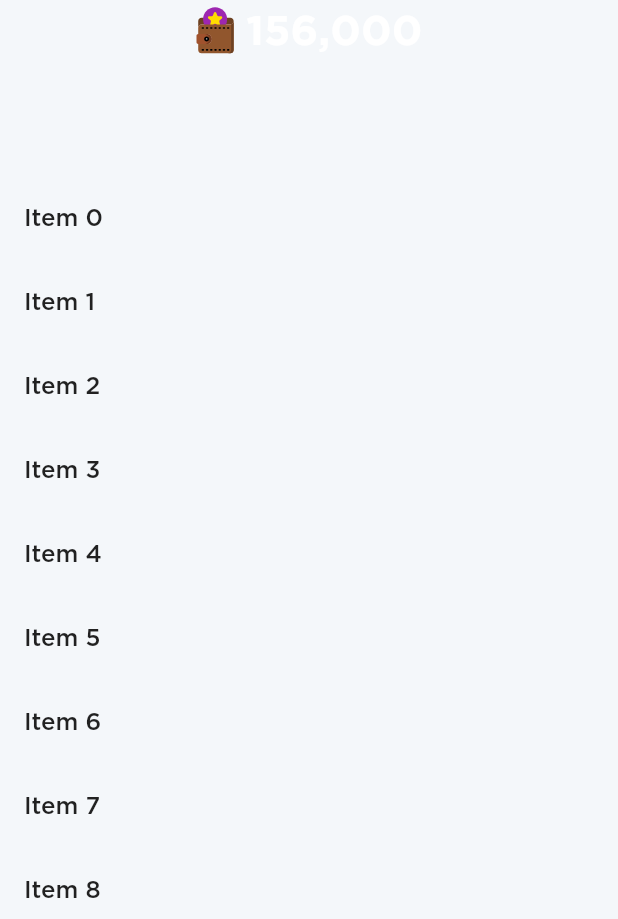
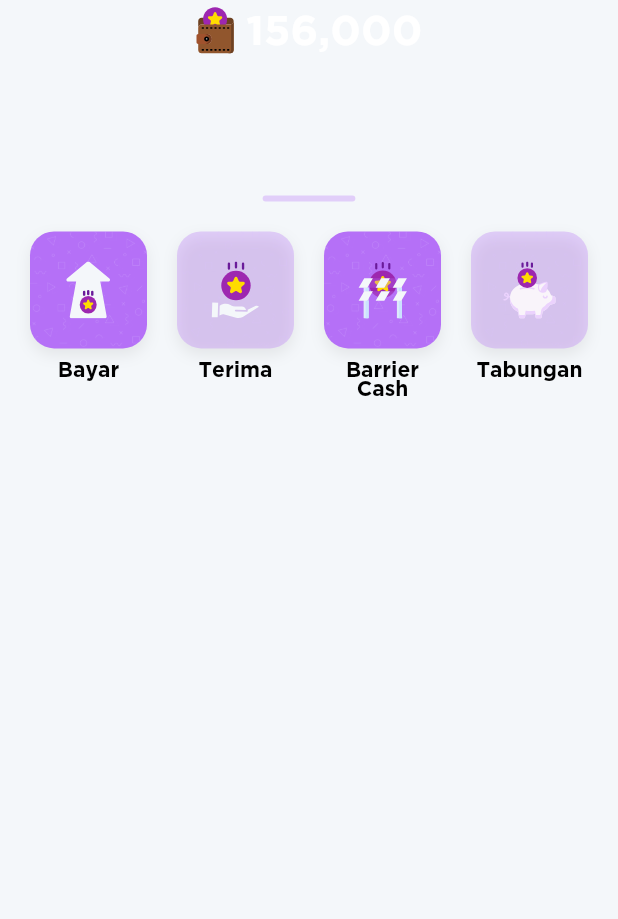
Before and after one commit to Fintch-team/fintch, a Flutter app: the HomePage widget shown alone on an empty page, opened directly, on a phone screen of 412 x 824 dp, the part 317-1236 px from its top. Run offline on Flutter 3.47's test engine with Material 2 defaults, Android fonts, the phone set to English and light mode, and no system bars; drawn by our look-alikes of percent_indicator; our stand-ins replace flutter_bloc, flutter_svg, get_storage; accounts and stored records are empty; network calls fail.

Commit message:
create feature list

```diff
--- a/lib/presentation/pages/base_page/home_page.dart
+++ b/lib/presentation/pages/base_page/home_page.dart
@@ -166,17 +166,104 @@ class HomePage extends StatelessWidget {
               borderRadius: BorderRadius.vertical(top: Radius.circular(20)),
               color: AppTheme.scaffold,
             ),
-            child: ListView.builder(
+            child: SingleChildScrollView(
               controller: scrollController,
               physics: BouncingScrollPhysics(),
-              itemCount: 25,
-              itemBuilder: (BuildContext context, int index) {
-                return ListTile(title: Text('Item $index'));
-              },
+              child: Column(
+                mainAxisSize: MainAxisSize.min,
+                children: [
+                  _bottomSheetLine(context),
+                  SizedBox(height: Helper.normalPadding),
+                  _listFeature(),
+                ],
+              ),
             ),
           );
         },
       ),
     );
   }
+
+  Widget _bottomSheetLine(BuildContext context) {
+    return Container(
+      alignment: Alignment.topCenter,
+      decoration: BoxDecoration(
+        borderRadius: BorderRadius.circular(8),
+        color: AppTheme.purpleOpacity,
+      ),
+      margin: EdgeInsets.only(top: Helper.smallPadding),
+      width: MediaQuery.of(context).size.width * 0.15,
+      height: 4,
+    );
+  }
+
+  Widget _listFeature() {
+    return Container(
+      margin: EdgeInsets.symmetric(horizontal: Helper.normalPadding),
+      child: Row(
+        mainAxisAlignment: MainAxisAlignment.spaceEvenly,
+        crossAxisAlignment: CrossAxisAlignment.start,
+        children: [
+          _featureItem(
+            name: 'Bayar',
+            assetName: Resources.icPay,
+          ),
+          SizedBox(width: 20),
+          _featureItem(
+            name: 'Terima',
+            assetName: Resources.icReceive,
+            isOpacity: true,
+          ),
+          SizedBox(width: 20),
+          _featureItem(
+            name: 'Barrier Cash',
+            assetName: Resources.icBarrierCash,
+          ),
+          SizedBox(width: 20),
+          _featureItem(
+            name: 'Tabungan',
+            assetName: Resources.icSaving,
+            isOpacity: true,
+          ),
+        ],
+      ),
+    );
+  }
+
+  Widget _featureItem({
+    bool isOpacity: false,
+    required String name,
+    required String assetName,
+  }) {
+    return Expanded(
+      child: Column(
+        mainAxisSize: MainAxisSize.min,
+        crossAxisAlignment: CrossAxisAlignment.center,
+        children: [
+          AspectRatio(
+            aspectRatio: 1,
+            child: Container(
+              decoration: BoxDecoration(
+                color: isOpacity ? AppTheme.purpleOpacity : AppTheme.purple,
+                image: DecorationImage(
+                  image: AssetImage(Resources.bgPatternPng),
+                  fit: BoxFit.cover,
+                ),
+                borderRadius: BorderRadius.circular(16),
+                boxShadow: Helper.getShadow(),
+              ),
+              padding: EdgeInsets.all(20),
+              child: SvgPicture.asset(assetName),
+            ),
+          ),
+          SizedBox(height: 8),
+          Text(
+            name,
+            style: AppTheme.text2.black.bold,
+            textAlign: TextAlign.center,
+          ),
+        ],
+      ),
+    );
+  }
 }
--- a/lib/presentation/utils/constants.dart
+++ b/lib/presentation/utils/constants.dart
@@ -19,8 +19,13 @@ class Resources {
   static const String homeIllustration = '$_baseSvg/home_illustration.svg';
   static const String icExp = '$_baseSvg/ic_exp.svg';
   static const String icFintchWallet = '$_baseSvg/ic_fintch_wallet.svg';
+  static const String icPay = '$_baseSvg/pay.svg';
+  static const String icReceive = '$_baseSvg/receive.svg';
+  static const String icBarrierCash = '$_baseSvg/barrier_cash.svg';
+  static const String icSaving = '$_baseSvg/saving.svg';
 
   // IMAGE ASSETS
+  static const String bgPatternPng = '$_baseImg/bg_pattern.png';
 
   // JSON ASSETS
 
--- a/lib/presentation/utils/helper.dart
+++ b/lib/presentation/utils/helper.dart
@@ -1,4 +1,5 @@
 import 'package:flutter/cupertino.dart';
+import 'package:flutter/material.dart';
 
 class Helper {
   static void unfocus() {
@@ -8,4 +9,18 @@ class Helper {
   static double get normalPadding {
     return 20;
   }
+
+  static double get smallPadding {
+    return 12;
+  }
+
+  static List<BoxShadow> getShadow() {
+    return [
+      BoxShadow(
+        color: Colors.grey.withOpacity(0.2),
+        blurRadius: 8,
+        offset: Offset(0, 4),
+      ),
+    ];
+  }
 }
```
Also changed, not shown: assets/img/bg_pattern.png (added), assets/svg/barrier_cash.svg (added), assets/svg/pay.svg (added), assets/svg/receive.svg (added), assets/svg/saving.svg (added).
